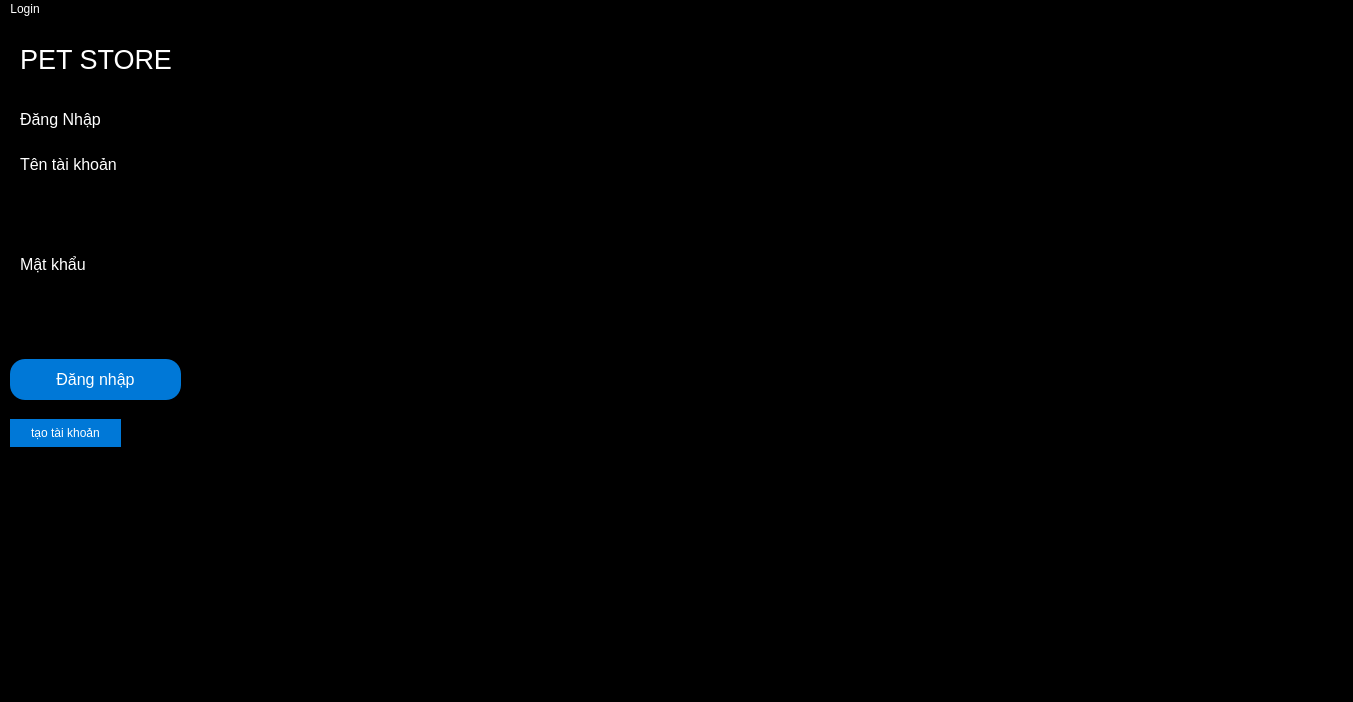
Above: app.ui from nhnlong2012-dev/nger before the change. Below: the same form after it.
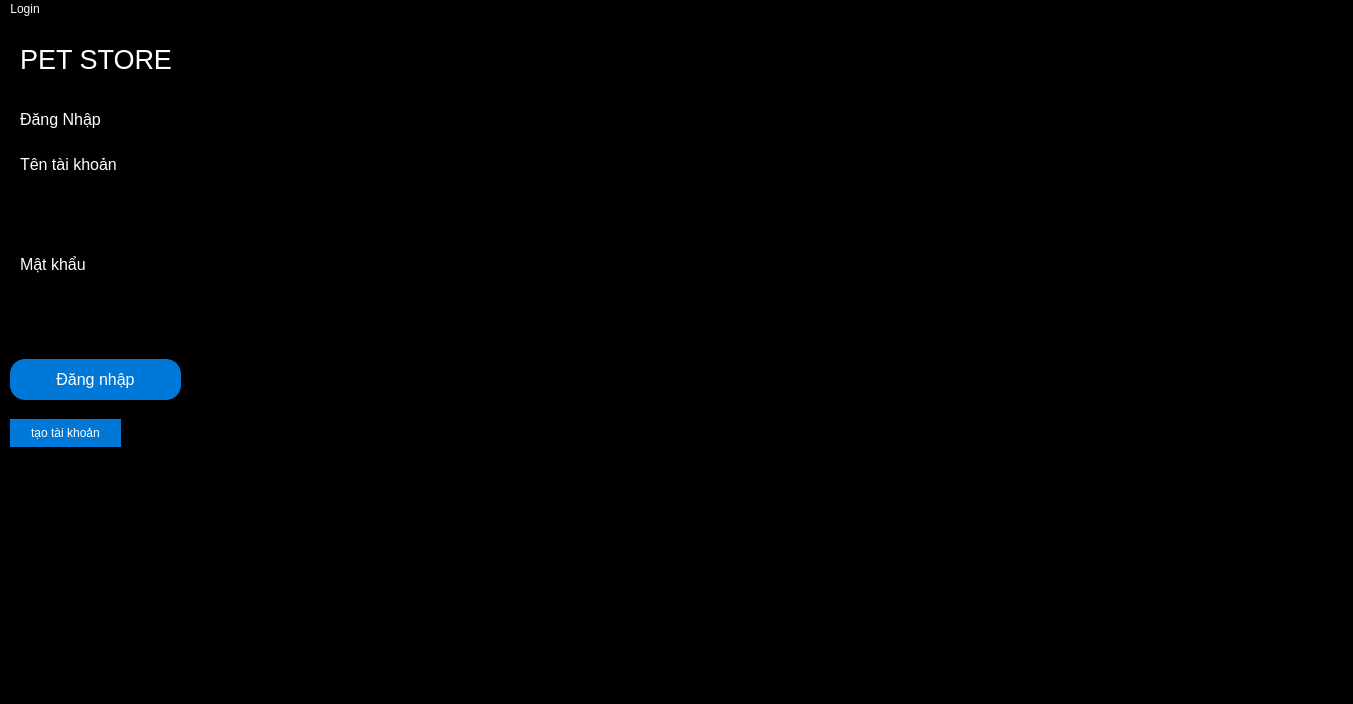
That is the form after the change. Icons and pictures are not drawn.

The edit to the form file:
```diff
--- a/app.ui
+++ b/app.ui
@@ -10,7 +10,7 @@
     <x>0</x>
     <y>0</y>
     <width>1353</width>
-    <height>702</height>
+    <height>704</height>
    </rect>
   </property>
   <property name="windowTitle">
```
